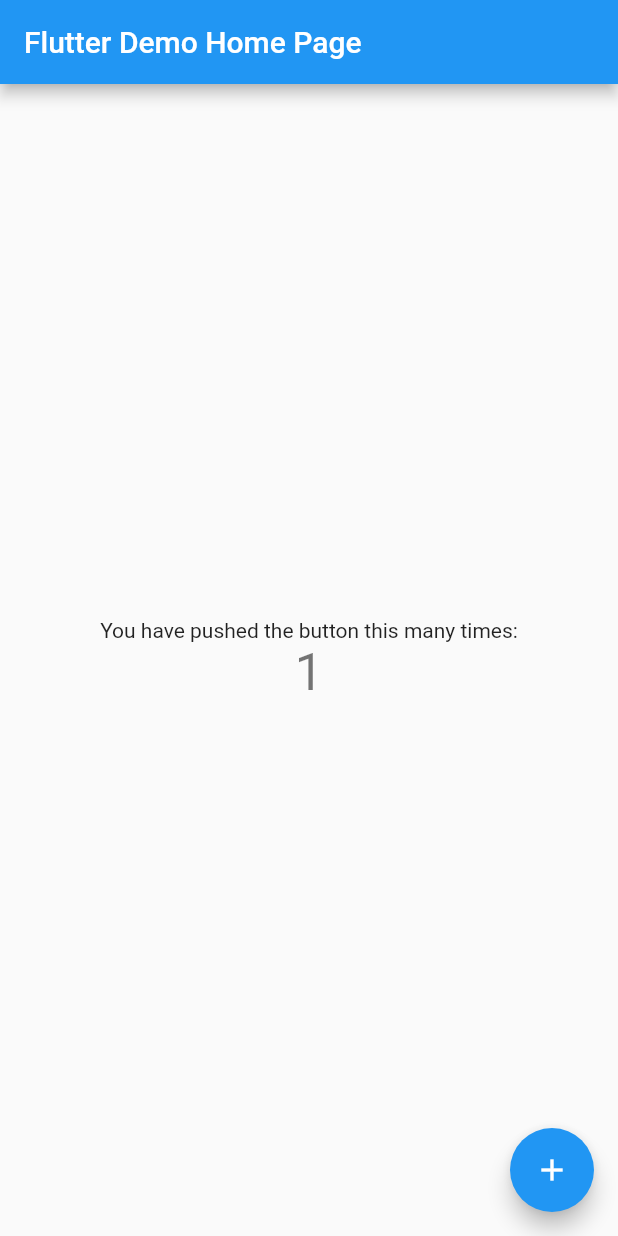
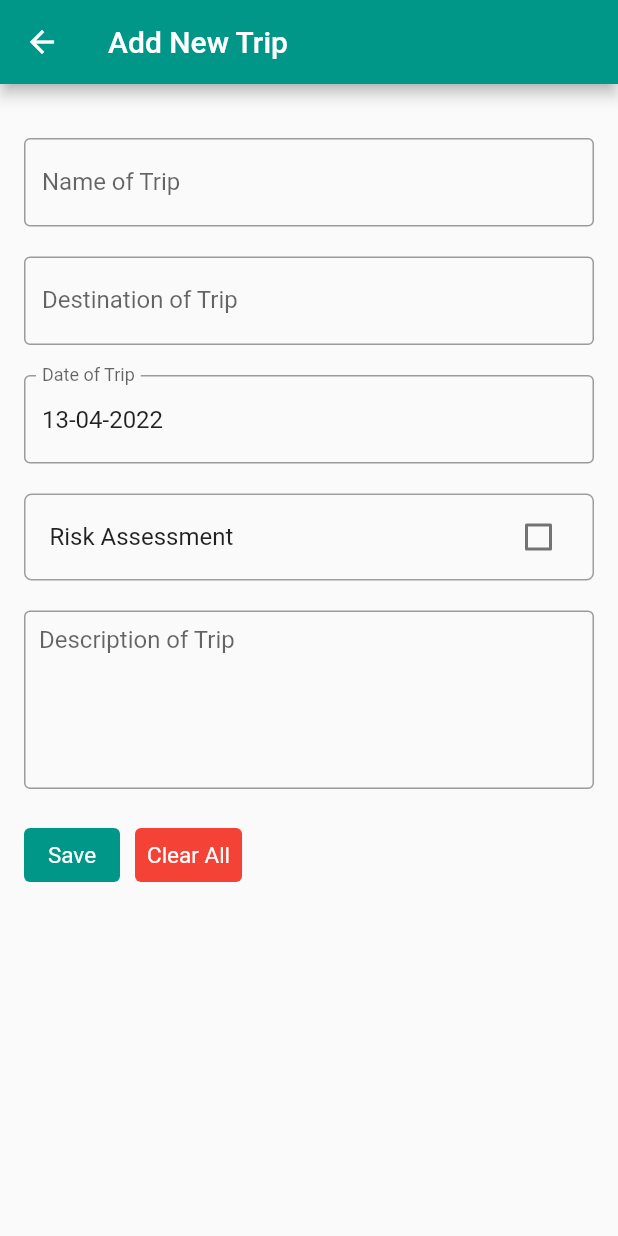
Before and after one commit to hoanglocth/m_expense, a Flutter app: the screen it shows after launch, after a tap on the "add" icon, on a phone screen of 412 x 824 dp. Run offline on Flutter 3.47's test engine with Material 2 defaults, Android fonts, the phone set to English and light mode, and no system bars; our stand-ins replace sqflite; accounts and stored records are empty.

Commit message:
Create DatabaseConnection and AddTrip screen

```diff
--- /dev/null
+++ b/lib/database/DatabaseConnection.dart
@@ -0,0 +1,24 @@
+import 'package:sqflite/sqflite.dart';
+import 'package:path/path.dart';
+import 'package:path_provider/path_provider.dart';
+
+class DatabaseConnection {
+  Future<Database> setDatabase() async {
+    var directory = await getApplicationDocumentsDirectory();
+    var path = join(directory.path, 'm_expense_db');
+    var database =
+        await openDatabase(path, version: 1, onCreate: _createDatabase);
+    return database;
+  }
+
+  Future<void> _createDatabase(Database database, int version) async {
+    String sql =
+        "CREATE TABLE trip_table (id_trip INTEGER PRIMARY KEY AUTOINCREMENT"
+        ",name_trip TEXT"
+        ",destination_trip TEXT"
+        ",date_trip TEXT"
+        ", risk_trip TEXT"
+        ", description_trip TEXT);";
+    await database.execute(sql);
+  }
+}
--- a/lib/main.dart
+++ b/lib/main.dart
@@ -1,115 +1,47 @@
 import 'package:flutter/material.dart';
+import 'package:m_expense/screens/AddTrip.dart';
 
 void main() {
   runApp(const MyApp());
 }
 
 class MyApp extends StatelessWidget {
-  const MyApp({super.key});
+  const MyApp({Key? key}) : super(key: key);
 
-  // This widget is the root of your application.
   @override
   Widget build(BuildContext context) {
     return MaterialApp(
-      title: 'Flutter Demo',
+      title: 'M-Expense',
+      debugShowCheckedModeBanner: false,
       theme: ThemeData(
-        // This is the theme of your application.
-        //
-        // Try running your application with "flutter run". You'll see the
-        // application has a blue toolbar. Then, without quitting the app, try
-        // changing the primarySwatch below to Colors.green and then invoke
-        // "hot reload" (press "r" in the console where you ran "flutter run",
-        // or simply save your changes to "hot reload" in a Flutter IDE).
-        // Notice that the counter didn't reset back to zero; the application
-        // is not restarted.
-        primarySwatch: Colors.blue,
+        primarySwatch: Colors.teal,
       ),
-      home: const MyHomePage(title: 'Flutter Demo Home Page'),
+      home: const MyHomePage(),
     );
   }
 }
 
 class MyHomePage extends StatefulWidget {
-  const MyHomePage({super.key, required this.title});
-
-  // This widget is the home page of your application. It is stateful, meaning
-  // that it has a State object (defined below) that contains fields that affect
-  // how it looks.
-
-  // This class is the configuration for the state. It holds the values (in this
-  // case the title) provided by the parent (in this case the App widget) and
-  // used by the build method of the State. Fields in a Widget subclass are
-  // always marked "final".
-
-  final String title;
+  const MyHomePage({Key? key}) : super(key: key);
 
   @override
   State<MyHomePage> createState() => _MyHomePageState();
 }
 
 class _MyHomePageState extends State<MyHomePage> {
-  int _counter = 0;
-
-  void _incrementCounter() {
-    setState(() {
-      // This call to setState tells the Flutter framework that something has
-      // changed in this State, which causes it to rerun the build method below
-      // so that the display can reflect the updated values. If we changed
-      // _counter without calling setState(), then the build method would not be
-      // called again, and so nothing would appear to happen.
-      _counter++;
-    });
-  }
-
   @override
   Widget build(BuildContext context) {
-    // This method is rerun every time setState is called, for instance as done
-    // by the _incrementCounter method above.
-    //
-    // The Flutter framework has been optimized to make rerunning build methods
-    // fast, so that you can just rebuild anything that needs updating rather
-    // than having to individually change instances of widgets.
     return Scaffold(
       appBar: AppBar(
-        // Here we take the value from the MyHomePage object that was created by
-        // the App.build method, and use it to set our appbar title.
-        title: Text(widget.title),
-      ),
-      body: Center(
-        // Center is a layout widget. It takes a single child and positions it
-        // in the middle of the parent.
-        child: Column(
-          // Column is also a layout widget. It takes a list of children and
-          // arranges them vertically. By default, it sizes itself to fit its
-          // children horizontally, and tries to be as tall as its parent.
-          //
-          // Invoke "debug painting" (press "p" in the console, choose the
-          // "Toggle Debug Paint" action from the Flutter Inspector in Android
-          // Studio, or the "Toggle Debug Paint" command in Visual Studio Code)
-          // to see the wireframe for each widget.
-          //
-          // Column has various properties to control how it sizes itself and
-          // how it positions its children. Here we use mainAxisAlignment to
-          // center the children vertically; the main axis here is the vertical
-          // axis because Columns are vertical (the cross axis would be
-          // horizontal).
-          mainAxisAlignment: MainAxisAlignment.center,
-          children: <Widget>[
-            const Text(
-              'You have pushed the button this many times:',
-            ),
-            Text(
-              '$_counter',
-              style: Theme.of(context).textTheme.headline4,
-            ),
-          ],
-        ),
+        title: const Text("M-Expense"),
       ),
       floatingActionButton: FloatingActionButton(
-        onPressed: _incrementCounter,
-        tooltip: 'Increment',
+        onPressed: () {
+          Navigator.push(context,
+              MaterialPageRoute(builder: (context) => const AddTrip()));
+        },
         child: const Icon(Icons.add),
-      ), // This trailing comma makes auto-formatting nicer for build methods.
+      ),
     );
   }
 }
--- /dev/null
+++ b/lib/screens/AddTrip.dart
@@ -0,0 +1,206 @@
+import 'package:m_expense/main.dart';
+import 'package:flutter/material.dart';
+import 'package:intl/intl.dart';
+
+class AddTrip extends StatefulWidget {
+  const AddTrip({Key? key}) : super(key: key);
+
+  @override
+  State<AddTrip> createState() => _AddTripState();
+}
+
+class _AddTripState extends State<AddTrip> {
+  final _tripNameController = TextEditingController();
+  final _tripDestinationController = TextEditingController();
+  final _tripDateController = TextEditingController(
+      text: DateFormat('dd-MM-yyyy').format(DateTime.now()).toString());
+  final _tripRiskController = TextEditingController();
+  final _tripDescriptionController = TextEditingController();
+  bool _validateName = false;
+  bool _validateDestination = false;
+  bool _isChecked = false;
+
+  @override
+  Widget build(BuildContext context) {
+    return Scaffold(
+      appBar: AppBar(
+        title: const Text("Add New Trip"),
+      ),
+      body: SingleChildScrollView(
+        child: Container(
+          padding: const EdgeInsets.all(16.0),
+          child: Column(
+            crossAxisAlignment: CrossAxisAlignment.start,
+            children: [
+              const SizedBox(
+                height: 20.0,
+              ),
+              TextField(
+                  controller: _tripNameController,
+                  decoration: InputDecoration(
+                    border: const OutlineInputBorder(),
+                    labelText: 'Name of Trip',
+                    errorText:
+                    _validateName ? 'Name Value Can\'t Be Empty' : null,
+                  )),
+              const SizedBox(
+                height: 20.0,
+              ),
+              TextField(
+                  controller: _tripDestinationController,
+                  decoration: InputDecoration(
+                    border: const OutlineInputBorder(),
+                    labelText: 'Destination of Trip',
+                    errorText: _validateDestination
+                        ? 'Destination Value Can\'t Be Empty'
+                        : null,
+                  )),
+              const SizedBox(
+                height: 20.0,
+              ),
+              TextField(
+                  controller: _tripDateController,
+                  readOnly: true,
+                  onTap: () async {
+                    DateTime? _pickDate = await showDatePicker(
+                      context: context,
+                      initialDate: DateTime.now(),
+                      firstDate: DateTime(2000),
+                      lastDate: DateTime(2222),
+                    );
+                    if (_pickDate != null) {
+                      setState(() {
+                        _tripDateController.text = DateFormat('dd-MM-yyyy')
+                            .format(_pickDate)
+                            .toString();
+                      });
+                    }
+                  },
+                  decoration: const InputDecoration(
+                    border: OutlineInputBorder(),
+                    labelText: 'Date of Trip',
+                  )),
+              const SizedBox(
+                height: 20.0,
+              ),
+              CheckboxListTile(
+                title: const Text("Risk Assessment"),
+                shape: RoundedRectangleBorder(
+                  borderRadius: BorderRadius.circular(5.0), // Optionally
+                  side: const BorderSide(color: Colors.grey),
+                ),
+                value: _isChecked,
+                onChanged: (newCheckedValue) {
+                  setState(() {
+                    _isChecked = newCheckedValue!;
+                    if (_isChecked == true) {
+                      _tripRiskController.text = "Yes";
+                    } else {
+                      _tripRiskController.text = "No";
+                    }
+                  });
+                },
+                activeColor: Colors.red,
+                checkColor: Colors.white,
+              ),
+              const SizedBox(
+                height: 20.0,
+              ),
+              TextField(
+                  controller: _tripDescriptionController,
+                  keyboardType: TextInputType.multiline,
+                  textAlignVertical: TextAlignVertical.top,
+                  maxLines: null,
+                  decoration: const InputDecoration(
+                    border: OutlineInputBorder(),
+                    labelText: 'Description of Trip',
+                    alignLabelWithHint: true,
+                    contentPadding: EdgeInsets.fromLTRB(10, 10, 10, 90),
+                  )),
+              const SizedBox(
+                height: 20.0,
+              ),
+              Row(
+                children: [
+                  TextButton(
+                      style: TextButton.styleFrom(
+                          foregroundColor: Colors.white,
+                          backgroundColor: Colors.teal,
+                          textStyle: const TextStyle(fontSize: 15)),
+                      onPressed: () async {
+                        setState(() {
+                          _tripNameController.text.isEmpty
+                              ? _validateName = true
+                              : _validateName = false;
+                          _tripDestinationController.text.isEmpty
+                              ? _validateDestination = true
+                              : _validateDestination = false;
+                        });
+                        if (_validateName == false &&
+                            _validateDestination == false) {
+                          showDialogConfirm(context);
+                        }
+                      },
+                      child: const Text('Save')),
+                  const SizedBox(
+                    width: 10.0,
+                  ),
+                  TextButton(
+                      style: TextButton.styleFrom(
+                          foregroundColor: Colors.white,
+                          backgroundColor: Colors.red,
+                          textStyle: const TextStyle(fontSize: 15)),
+                      onPressed: () {
+                        _tripNameController.text = '';
+                        _tripDestinationController.text = '';
+                        _tripDescriptionController.text = '';
+                      },
+                      child: const Text('Clear All'))
+                ],
+              )
+            ],
+          ),
+        ),
+      ),
+    );
+  }
+
+  void showDialogConfirm(BuildContext context) {
+    Widget okBtn = TextButton(
+        onPressed: () {
+        },
+        child: const Text('Ok'));
+
+    Widget cancelBtn = TextButton(
+        onPressed: () {
+          Navigator.pop(context);
+        },
+        child: const Text('Cancel'));
+
+    AlertDialog confirmDialog = AlertDialog(
+      title: const Text("Confirm Data"),
+      content: Column(
+        crossAxisAlignment: CrossAxisAlignment.stretch,
+        //position
+        mainAxisSize: MainAxisSize.min,
+        // wrap content in flutter
+        children: <Widget>[
+          Text("Name : " + _tripNameController.text),
+          Text("Destination : " + _tripDestinationController.text),
+          Text("Date : " + _tripDateController.text),
+          Text("Risk Assessment : " + _tripRiskController.text),
+          Text("Description : \n" + _tripDescriptionController.text),
+        ],
+      ),
+      actions: <Widget>[okBtn, cancelBtn],
+    );
+
+    showDialog(
+        context: context,
+        builder: (BuildContext builderContext) {
+          FocusScope.of(context).unfocus();
+          TextEditingController().clear();
+          return confirmDialog;
+        });
+  }
+}
```
Also changed, not shown: pubspec.lock.
